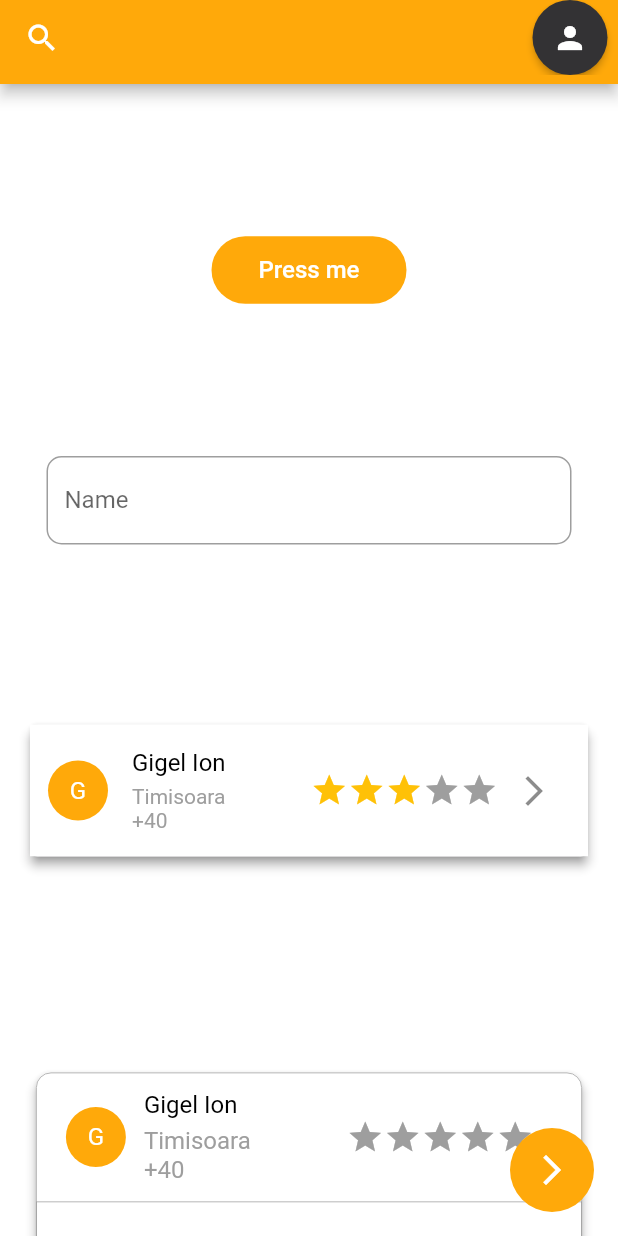
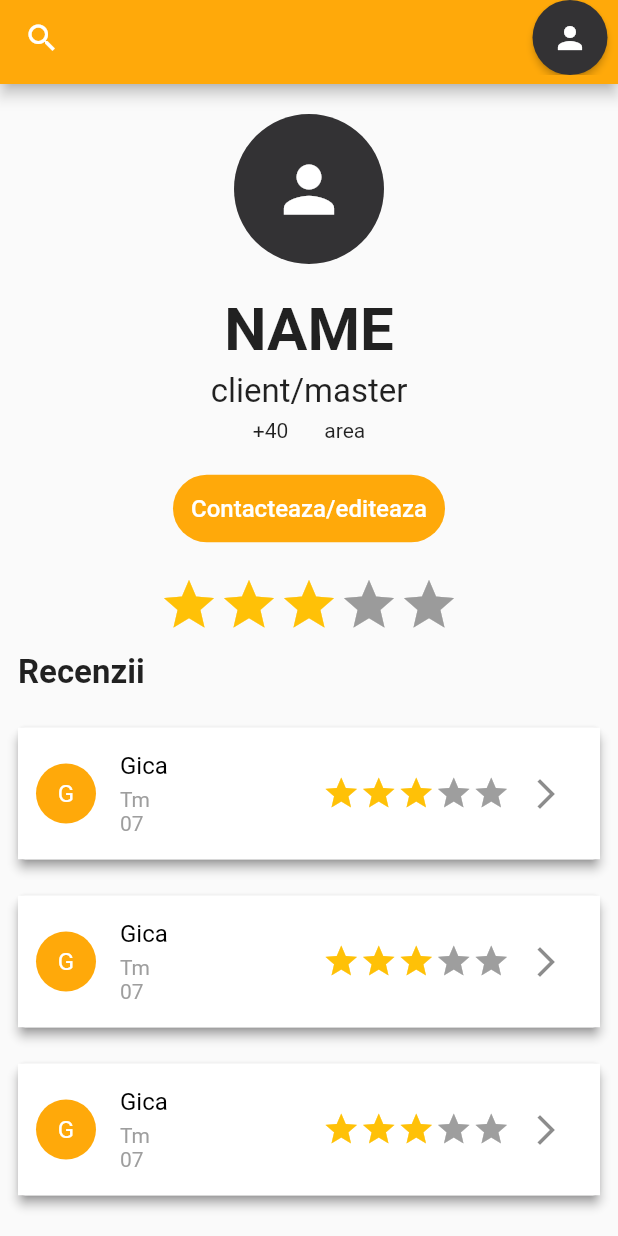
Before and after one commit to AlinaButoiDraghici/multimeister, a Flutter app: the screen it shows after launch, on a phone screen of 412 x 824 dp. Run offline on Flutter 3.47's test engine with Material 2 defaults, Android fonts, the phone set to English and light mode, and no system bars; drawn by our look-alikes of flutter_rating_bar.

Commit message:
MSTR-21: Profile page: Created profile page with dummy data and models

```diff
--- a/lib/main.dart
+++ b/lib/main.dart
@@ -1,5 +1,6 @@
 import 'package:flutter/material.dart';
 import 'package:multimeister/screens/home.dart';
+import 'package:multimeister/screens/profile_page.dart';
 import 'package:multimeister/ui_components/ui_specs.dart';
 
 void main() {
@@ -18,7 +19,7 @@ class MyApp extends StatelessWidget {
         colorScheme: ColorScheme.fromSwatch()
             .copyWith(primary: AppColors.DarkGray, secondary: AppColors.Yellow),
       ),
-      home: Home(),
+      home: ProfilePage(isMeister: true),
     );
   }
 }
--- /dev/null
+++ b/lib/models/review_model.dart
@@ -0,0 +1,7 @@
+class Review {
+  String name;
+  String area;
+  String phone;
+  double rating;
+  Review(this.name, this.area, this.phone, this.rating);
+}
--- /dev/null
+++ b/lib/models/work_model.dart
@@ -0,0 +1,21 @@
+import 'dart:ui';
+
+class Work {
+  String name;
+  String area;
+  String phone;
+  double rating;
+  Image? image;
+  String title;
+  String label;
+  String description;
+  Work(
+      {required this.name,
+      required this.area,
+      required this.phone,
+      required this.rating,
+      this.image,
+      required this.title,
+      required this.label,
+      required this.description});
+}
--- /dev/null
+++ b/lib/screens/profile_page.dart
@@ -0,0 +1,173 @@
+import 'package:flutter/cupertino.dart';
+import 'package:flutter/material.dart';
+import 'package:flutter_rating_bar/flutter_rating_bar.dart';
+import 'package:multimeister/models/review_model.dart';
+import 'package:multimeister/models/work_model.dart';
+import 'package:multimeister/ui_components/custom_app_bar.dart';
+import 'package:multimeister/ui_components/custom_button.dart';
+import 'package:multimeister/ui_components/review_tile.dart';
+import 'package:multimeister/ui_components/ui_specs.dart';
+import 'package:multimeister/ui_components/work_card.dart';
+
+class ProfilePage extends StatefulWidget {
+  final bool isMeister;
+  const ProfilePage({Key? key, required this.isMeister}) : super(key: key);
+
+  @override
+  State<ProfilePage> createState() => _ProfilePageState();
+}
+
+class _ProfilePageState extends State<ProfilePage> {
+  // dummy lists for now
+  List<Review> reviewList = [
+    Review("Gica", "Tm", "07", 3),
+    Review("Gica", "Tm", "07", 3),
+    Review("Gica", "Tm", "07", 3)
+  ];
+  List<Work> workList = [
+    Work(
+        name: "Gigel Ion",
+        area: "Timisoara",
+        phone: "+40",
+        rating: 3,
+        title: "Mese lucrate manual",
+        label: "Tamplarie",
+        description:
+            "Lorem ipsum dolor sit amet, consectetur adipiscing elit, sed do eiusmod tempor incididunt ut labore et dolore magna aliqua."),
+    Work(
+        name: "Gigel Ion",
+        area: "Timisoara",
+        phone: "+40",
+        rating: 3,
+        title: "Mese lucrate manual",
+        label: "Tamplarie",
+        description:
+            "Lorem ipsum dolor sit amet, consectetur adipiscing elit, sed do eiusmod tempor incididunt ut labore et dolore magna aliqua.")
+  ];
+  @override
+  Widget build(BuildContext context) {
+    return Scaffold(
+      appBar: CustomAppBar(),
+      body: SingleChildScrollView(
+        child: Container(
+          child: Column(children: [
+            SizedBox(height: AppMargins.M),
+            CircleAvatar(
+              backgroundColor: AppColors.DarkGray,
+              foregroundColor: Colors.white,
+              radius: 50,
+              // icon or photo
+              child: const Icon(
+                Icons.person,
+                size: 50,
+              ),
+            ),
+            SizedBox(height: AppMargins.M),
+            Padding(
+              padding: EdgeInsets.symmetric(horizontal: AppMargins.S),
+              child: Text(
+                "NAME",
+                style: TextStyle(
+                    fontSize: AppFontSizes.XXL, fontWeight: FontWeight.bold),
+              ),
+            ),
+            SizedBox(height: AppMargins.XS),
+            Padding(
+              padding: EdgeInsets.symmetric(horizontal: AppMargins.S),
+              child: Text("client/master",
+                  style: TextStyle(fontSize: AppFontSizes.XL)),
+            ),
+            SizedBox(height: AppMargins.XS),
+            Row(
+              mainAxisAlignment: MainAxisAlignment.center,
+              children: [
+                Padding(
+                  padding: EdgeInsets.symmetric(horizontal: AppMargins.S),
+                  child:
+                      Text("+40", style: TextStyle(fontSize: AppFontSizes.S)),
+                ),
+                Padding(
+                  padding: EdgeInsets.symmetric(horizontal: AppMargins.S),
+                  child:
+                      Text("area", style: TextStyle(fontSize: AppFontSizes.S)),
+                )
+              ],
+            ),
+            Padding(
+              padding: EdgeInsets.all(AppMargins.M),
+              child:
+                  CustomButton(onPressed: () {}, text: "Contacteaza/editeaza"),
+            ),
+            widget.isMeister
+                ? Column(
+                    children: [
+                      RatingBar.builder(
+                          itemCount: 5,
+                          itemSize: 40,
+                          initialRating: 3, //rating ?? 0
+                          ignoreGestures: true,
+                          itemBuilder: (context, _) => const Icon(
+                                Icons.star,
+                                color: Colors.amber,
+                              ),
+                          onRatingUpdate: (rating) {}),
+                      Align(
+                        alignment: Alignment.centerLeft,
+                        child: Padding(
+                          padding: EdgeInsets.all(AppMargins.S),
+                          child: Text(
+                            "Recenzii",
+                            style: TextStyle(
+                                fontSize: AppFontSizes.XL,
+                                fontWeight: FontWeight.bold),
+                          ),
+                        ),
+                      ),
+                      ListView.builder(
+                          physics: NeverScrollableScrollPhysics(),
+                          shrinkWrap: true,
+                          itemCount: reviewList.length,
+                          itemBuilder: (BuildContext context, int index) {
+                            return ReviewTile(
+                              name: reviewList[index].name,
+                              area: reviewList[index].area,
+                              phone: reviewList[index].phone,
+                              rating: reviewList[index].rating,
+                            );
+                          }),
+                      Align(
+                        alignment: Alignment.centerLeft,
+                        child: Padding(
+                          padding: EdgeInsets.all(AppMargins.S),
+                          child: Text(
+                            "Lucrari",
+                            style: TextStyle(
+                                fontSize: AppFontSizes.XL,
+                                fontWeight: FontWeight.bold),
+                          ),
+                        ),
+                      ),
+                      ListView.builder(
+                          physics: NeverScrollableScrollPhysics(),
+                          shrinkWrap: true,
+                          itemCount: workList.length,
+                          itemBuilder: (BuildContext context, int index) {
+                            return WorkCard(
+                              name: workList[index].name,
+                              area: workList[index].area,
+                              phone: workList[index].phone,
+                              rating: workList[index].rating,
+                              title: workList[index].title,
+                              label: workList[index].label,
+                              description: workList[index].description,
+                            );
+                          }),
+                    ],
+                  )
+                : Container(),
+          ]),
+        ),
+      ),
+    );
+  }
+}
--- a/lib/ui_components/review_tile.dart
+++ b/lib/ui_components/review_tile.dart
@@ -24,7 +24,7 @@ class _ReviewTileState extends State<ReviewTile> {
   @override
   Widget build(BuildContext context) {
     return Container(
-        margin: EdgeInsets.all(AppMargins.M),
+        margin: EdgeInsets.all(AppMargins.S),
         child: Material(
           shadowColor: AppColors.DarkGray,
           elevation: 3,
--- a/lib/ui_components/ui_specs.dart
+++ b/lib/ui_components/ui_specs.dart
@@ -10,9 +10,11 @@ class AppFontSizes {
   static double M = 16;
   static double L = 18;
   static double XL = 22;
+  static double XXL = 40;
 }
 
 class AppMargins {
+  static double XS = 5;
   static double S = 12;
   static double M = 20;
   static double L = 50;
--- a/lib/ui_components/work_card.dart
+++ b/lib/ui_components/work_card.dart
@@ -34,7 +34,7 @@ class _WorkCardState extends State<WorkCard> {
   @override
   Widget build(BuildContext context) {
     return Container(
-        margin: EdgeInsets.all(AppMargins.M),
+        margin: EdgeInsets.all(AppMargins.S),
         child: Card(
           shadowColor: AppColors.DarkGray,
           elevation: 3,
```
Also changed, not shown: lib/models/person_model.dart (added).
